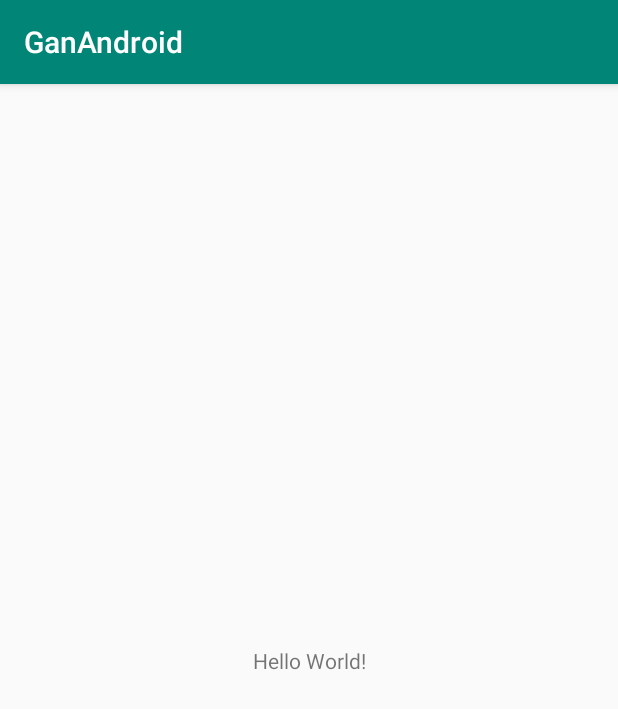
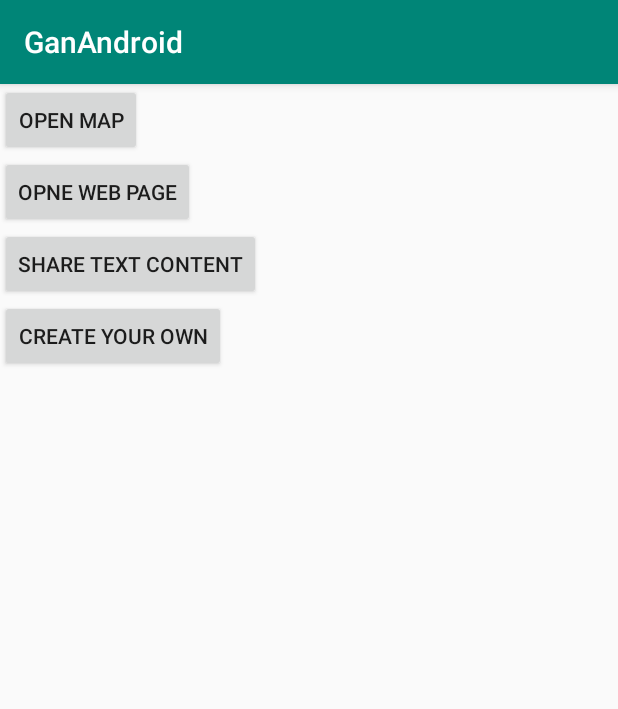
Before and after one commit to SimonWangChen/ganAndroid, an Android app: the screen it shows after launch (MainActivity), on a phone screen of 412 x 824 dp. Shown: the top 709 px of the screen. Run offline under Robolectric (Android 15) with nearby library versions, the phone set to English and light mode, and no system bars.

Commit message:
geo webpage sharetext

```diff
--- a/app/src/main/res/layout/activity_main.xml
+++ b/app/src/main/res/layout/activity_main.xml
@@ -1,18 +1,36 @@
 <?xml version="1.0" encoding="utf-8"?>
-<androidx.constraintlayout.widget.ConstraintLayout xmlns:android="http://schemas.android.com/apk/res/android"
+<LinearLayout xmlns:android="http://schemas.android.com/apk/res/android"
     xmlns:app="http://schemas.android.com/apk/res-auto"
+    android:orientation="vertical"
     xmlns:tools="http://schemas.android.com/tools"
     android:layout_width="match_parent"
     android:layout_height="match_parent"
     tools:context=".MainActivity">
 
-    <TextView
+    <Button
         android:layout_width="wrap_content"
         android:layout_height="wrap_content"
-        android:text="Hello World!"
-        app:layout_constraintBottom_toBottomOf="parent"
-        app:layout_constraintLeft_toLeftOf="parent"
-        app:layout_constraintRight_toRightOf="parent"
-        app:layout_constraintTop_toTopOf="parent" />
+        android:onClick="openMap"
+        android:text="open map"
+        />
 
-</androidx.constraintlayout.widget.ConstraintLayout>
+    <Button
+        android:layout_width="wrap_content"
+        android:layout_height="wrap_content"
+        android:onClick="openWebpage"
+        android:text="opne web page"
+        />
+    <Button
+        android:layout_width="wrap_content"
+        android:layout_height="wrap_content"
+        android:onClick="shareText"
+        android:text="Share Text Content"
+        />
+    <Button
+        android:layout_width="wrap_content"
+        android:layout_height="wrap_content"
+        android:text="create your own"
+        />
+
+
+</LinearLayout>
```
Also changed, not shown: app/src/main/java/com/proclassmates/ganandroid/MainActivity.java (+40 -0 lines).
